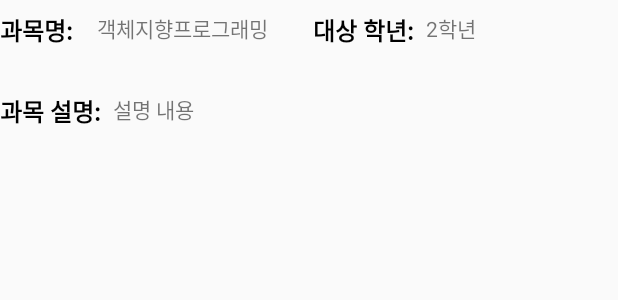
After one commit to junsu0306/School_Manager, an Android app: the layout list_subjects.xml on its own in the app's theme, with its tools: preview values and no code run, on a phone screen of 412 x 824 dp. The commit adds this screen. Shown: the top 300 px of the screen. Run offline under Robolectric (Android 15) with nearby library versions, the phone set to English and light mode, and no system bars.

Commit message:
modify 2

```diff
--- /dev/null
+++ b/app/src/main/res/layout/list_subjects.xml
@@ -0,0 +1,75 @@
+<?xml version="1.0" encoding="utf-8"?>
+<android.support.constraint.ConstraintLayout xmlns:android="http://schemas.android.com/apk/res/android"
+    xmlns:app="http://schemas.android.com/apk/res-auto"
+    xmlns:tools="http://schemas.android.com/tools"
+    android:layout_width="match_parent"
+    android:layout_height="wrap_content">
+
+    <TextView
+        android:id="@+id/textView"
+        android:layout_width="wrap_content"
+        android:layout_height="wrap_content"
+        android:layout_marginTop="8dp"
+        android:layout_marginBottom="8dp"
+        android:text="과목명:"
+        android:textColor="#000000"
+        android:textSize="16sp"
+        android:textStyle="bold"
+        app:layout_constraintBottom_toBottomOf="parent"
+        app:layout_constraintTop_toTopOf="parent"
+        app:layout_constraintVertical_bias="0.0"
+        tools:layout_editor_absoluteX="8dp" />
+
+    <TextView
+        android:id="@+id/txt_name"
+        android:layout_width="wrap_content"
+        android:layout_height="wrap_content"
+        android:layout_marginStart="16dp"
+        android:text="객체지향프로그래밍"
+        app:layout_constraintStart_toEndOf="@+id/textView"
+        app:layout_constraintTop_toTopOf="@+id/textView" />
+
+    <TextView
+        android:id="@+id/textView3"
+        android:layout_width="wrap_content"
+        android:layout_height="wrap_content"
+        android:layout_marginStart="30dp"
+        android:text="대상 학년:"
+        android:textColor="#000000"
+        android:textSize="16sp"
+        android:textStyle="bold"
+        app:layout_constraintStart_toEndOf="@+id/txt_name"
+        app:layout_constraintTop_toTopOf="@+id/txt_grade" />
+
+    <TextView
+        android:id="@+id/txt_grade"
+        android:layout_width="wrap_content"
+        android:layout_height="wrap_content"
+        android:layout_marginStart="8dp"
+        android:text="2학년"
+        app:layout_constraintBottom_toBottomOf="@+id/txt_name"
+        app:layout_constraintStart_toEndOf="@+id/textView3" />
+
+    <TextView
+        android:id="@+id/textView5"
+        android:layout_width="wrap_content"
+        android:layout_height="wrap_content"
+        android:layout_marginTop="30dp"
+        android:text="과목 설명:"
+        android:textColor="#000000"
+        android:textSize="16sp"
+        android:textStyle="bold"
+        app:layout_constraintStart_toStartOf="@+id/textView"
+        app:layout_constraintTop_toBottomOf="@+id/textView" />
+
+    <TextView
+        android:id="@+id/txt_info"
+        android:layout_width="238dp"
+        android:layout_height="186dp"
+        android:layout_marginStart="8dp"
+        android:layout_marginBottom="8dp"
+        android:text="설명 내용"
+        app:layout_constraintBottom_toBottomOf="parent"
+        app:layout_constraintStart_toEndOf="@+id/textView5"
+        app:layout_constraintTop_toTopOf="@+id/textView5" />
+</android.support.constraint.ConstraintLayout>
--- a/app/src/main/res/values/strings.xml
+++ b/app/src/main/res/values/strings.xml
@@ -15,5 +15,4 @@
     </string-array>
 
 
-
 </resources>
```
Also changed, not shown: app/src/main/java/com/example/myapplication/SubjectInfo.kt (added, +12 -0 lines), app/src/main/java/com/example/myapplication/SubjectRecyclerviewFragment.kt (added, +68 -0 lines), app/src/main/java/com/example/myapplication/SubjectsAdapter.kt (added, +28 -0 lines), app/src/main/java/com/example/myapplication/roadmap_2.kt (+9 -22 lines), app/src/main/res/layout/fragment_roadmap_2.xml (+0 -34 lines), app/src/main/res/layout/fragment_subject_recyclerview.xml (added, +18 -0 lines).
